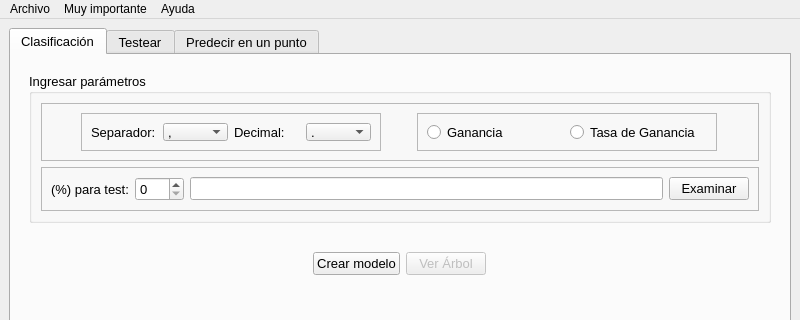
gabrielhruza/iatpi, file window.ui: the form before one commit; both pictures show x 0 to 800 and y 0 to 320 of the 800 by 600 pixel window.
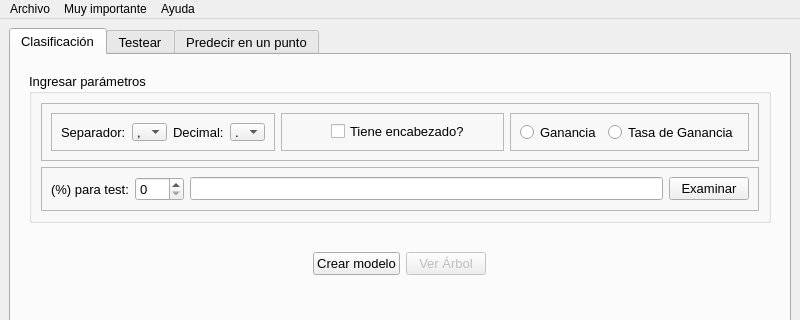
The form after the commit. Custom widgets are drawn as their Qt base class.

The edit to the form file:
```diff
--- a/window.ui
+++ b/window.ui
@@ -120,6 +120,29 @@
                    </layout>
                   </widget>
                  </item>
+                 <item>
+                  <widget class="QFrame" name="frame_5">
+                   <property name="frameShape">
+                    <enum>QFrame::StyledPanel</enum>
+                   </property>
+                   <property name="frameShadow">
+                    <enum>QFrame::Raised</enum>
+                   </property>
+                   <widget class="QCheckBox" name="encabezado">
+                    <property name="geometry">
+                     <rect>
+                      <x>50</x>
+                      <y>10</y>
+                      <width>141</width>
+                      <height>17</height>
+                     </rect>
+                    </property>
+                    <property name="text">
+                     <string>Tiene encabezado?</string>
+                    </property>
+                   </widget>
+                  </widget>
+                 </item>
                  <item>
                   <widget class="QFrame" name="frame_2">
                    <property name="maximumSize">
```
